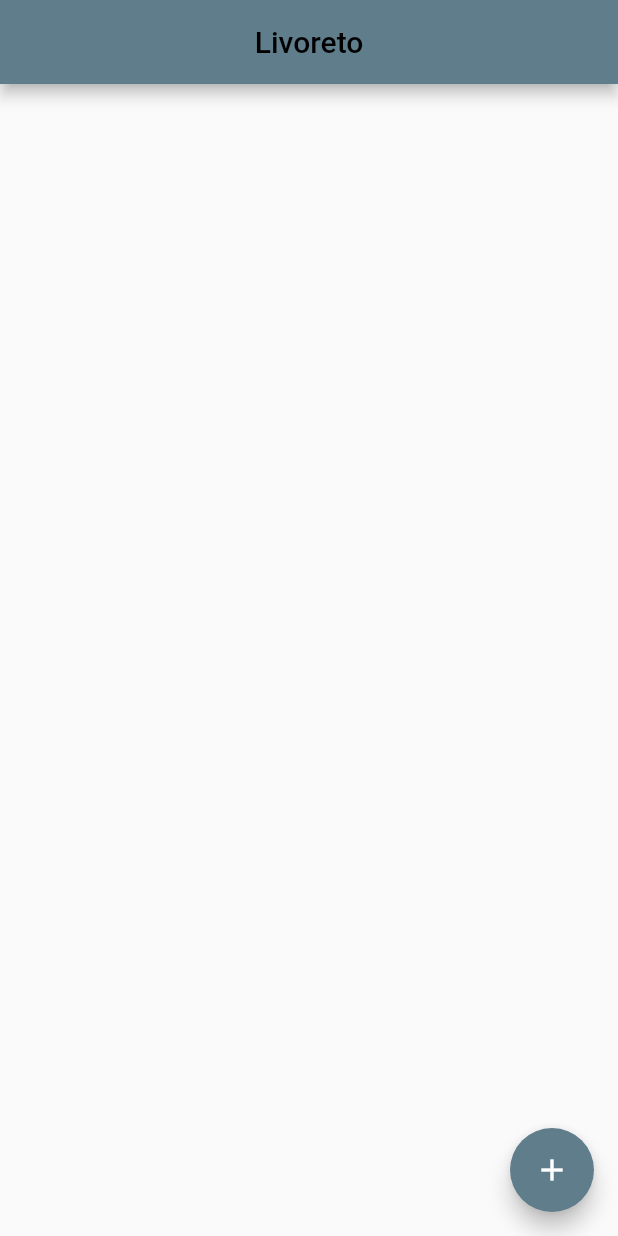
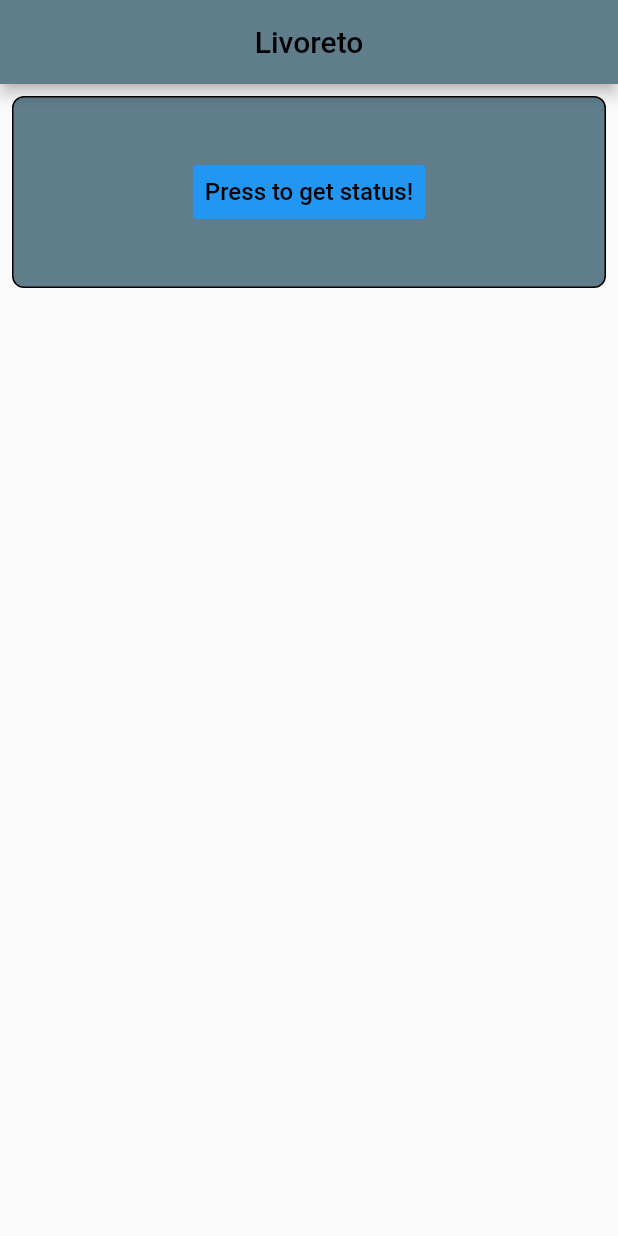
Before and after one commit to andrerclaudio/Livoreto_app, a Flutter app: the screen it shows after launch, on a phone screen of 412 x 824 dp. Run offline on Flutter 3.47's test engine with Material 2 defaults, Android fonts, the phone set to English and light mode, and no system bars.

Commit message:
Starting the Home Screen

```diff
--- a/lib/screens/home/home.dart
+++ b/lib/screens/home/home.dart
@@ -1,3 +1,5 @@
+import 'dart:io';
+
 import 'package:flutter/material.dart';
 
 class OurHomeScreen extends StatelessWidget {
@@ -11,11 +13,51 @@ class OurHomeScreen extends StatelessWidget {
         ),
         centerTitle: true,
       ),
-      body: Row(),
-      floatingActionButton: FloatingActionButton(
-        onPressed: () {},
-        tooltip: 'Add a new Book',
-        child: Icon(Icons.add),
+      body: FetchStatus(),
+    );
+  }
+}
+
+class FetchStatus extends StatefulWidget {
+  void sendData() {
+    Socket.connect('192.168.0.163', 5000).then((socket) {
+      print('Connected to: '
+          '${socket.remoteAddress.address}:${socket.remotePort}');
+      socket.write('I am a message from a Mobile Application');
+      socket.destroy();
+    });
+  }
+
+  @override
+  _FetchStatusState createState() => _FetchStatusState();
+}
+
+class _FetchStatusState extends State<FetchStatus> {
+  @override
+  Widget build(BuildContext context) {
+    return Container(
+      margin: EdgeInsets.all(8.0),
+      padding: EdgeInsets.all(8.0),
+      height: 128,
+      decoration: BoxDecoration(
+        color: Colors.blueGrey,
+        border: Border.all(),
+        borderRadius: BorderRadius.all(Radius.circular(8.0)),
+      ),
+      child: Center(
+        child: FlatButton(
+          color: Colors.blue,
+          textColor: Colors.black,
+          disabledColor: Colors.grey,
+          disabledTextColor: Colors.black,
+          padding: EdgeInsets.all(8.0),
+          splashColor: Colors.blueAccent,
+          onPressed: widget.sendData,
+          child: Text(
+            "Press to get status!",
+            style: TextStyle(fontSize: 16.0),
+          ),
+        ),
       ),
     );
   }
```
